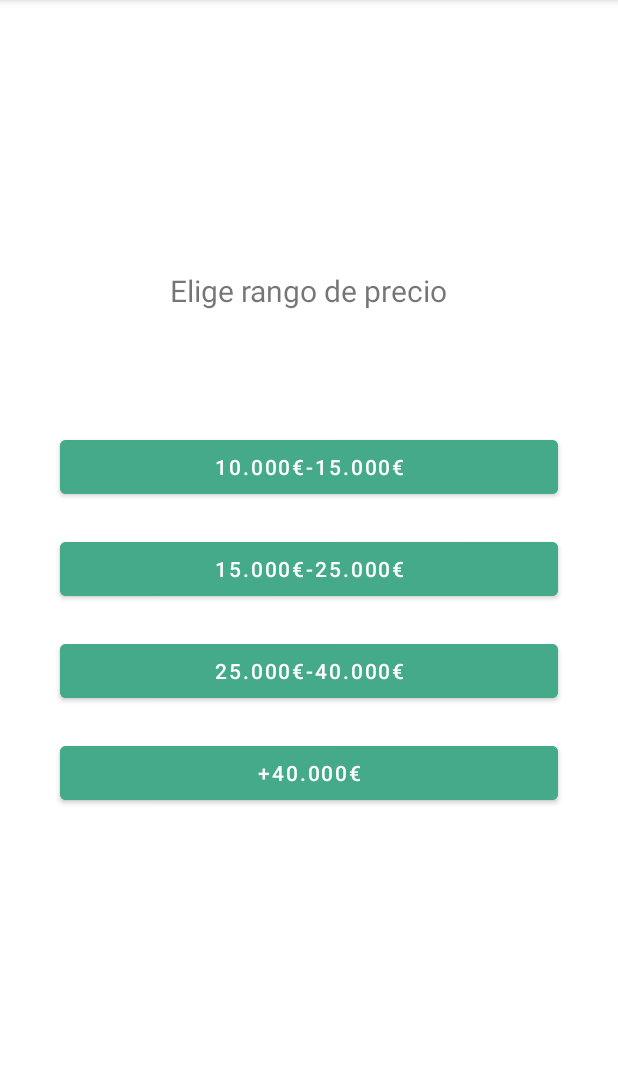
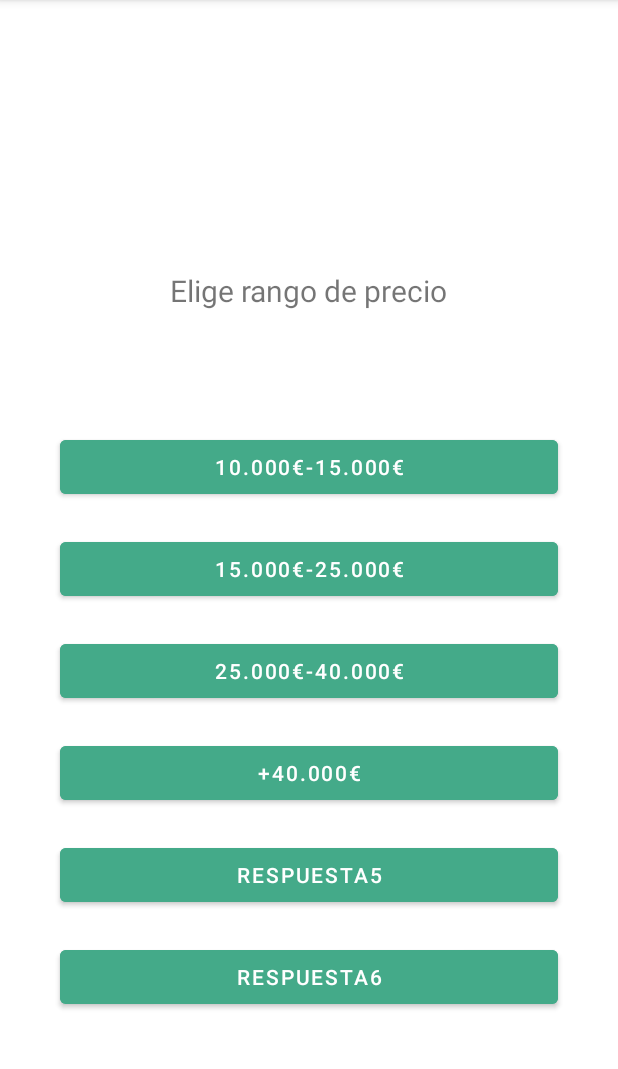
Before and after one commit to Sergio2600/findMyCar, an Android app: the QActivity screen opened directly, with no data from a screen before it, on a phone screen of 412 x 824 dp, the part 84-1153 px from its top. Run offline under Robolectric (Android 15) with nearby library versions, the phone set to English and light mode, and no system bars; 2 statements that could not run were skipped.

Commit message:
Añadido dos botones más y que se oculten cuando no se necesitan

```diff
--- a/app/src/main/java/com/example/findmycar/activities/ResultadosActivity.java
+++ b/app/src/main/java/com/example/findmycar/activities/ResultadosActivity.java
@@ -2,6 +2,7 @@ package com.example.findmycar.activities;
 
 import androidx.appcompat.app.AppCompatActivity;
 
+import android.content.Intent;
 import android.os.Bundle;
 
 import com.example.findmycar.R;
--- a/app/src/main/res/layout/activity_qactivity.xml
+++ b/app/src/main/res/layout/activity_qactivity.xml
@@ -71,6 +71,32 @@
         app:layout_constraintStart_toStartOf="parent"
         app:layout_constraintTop_toBottomOf="@+id/respuesta3" />
 
+    <Button
+        android:id="@+id/respuesta5"
+        android:layout_width="match_parent"
+        android:layout_height="wrap_content"
+        android:layout_marginStart="40dp"
+        android:layout_marginTop="20dp"
+        android:layout_marginEnd="40dp"
+        android:backgroundTint="@color/green_blue"
+        android:text="respuesta5"
+        app:layout_constraintEnd_toEndOf="parent"
+        app:layout_constraintStart_toStartOf="parent"
+        app:layout_constraintTop_toBottomOf="@+id/respuesta4" />
+    <Button
+        android:id="@+id/respuesta6"
+        android:layout_width="match_parent"
+        android:layout_height="wrap_content"
+        android:layout_marginStart="40dp"
+        android:layout_marginTop="20dp"
+        android:layout_marginEnd="40dp"
+        android:backgroundTint="@color/green_blue"
+        android:text="respuesta6"
+        app:layout_constraintEnd_toEndOf="parent"
+        app:layout_constraintStart_toStartOf="parent"
+        app:layout_constraintTop_toBottomOf="@+id/respuesta5" />
+
+
 
 
 </androidx.constraintlayout.widget.ConstraintLayout>
```
Also changed, not shown: app/src/main/java/com/example/findmycar/activities/QActivity.java (+114 -1 lines).
